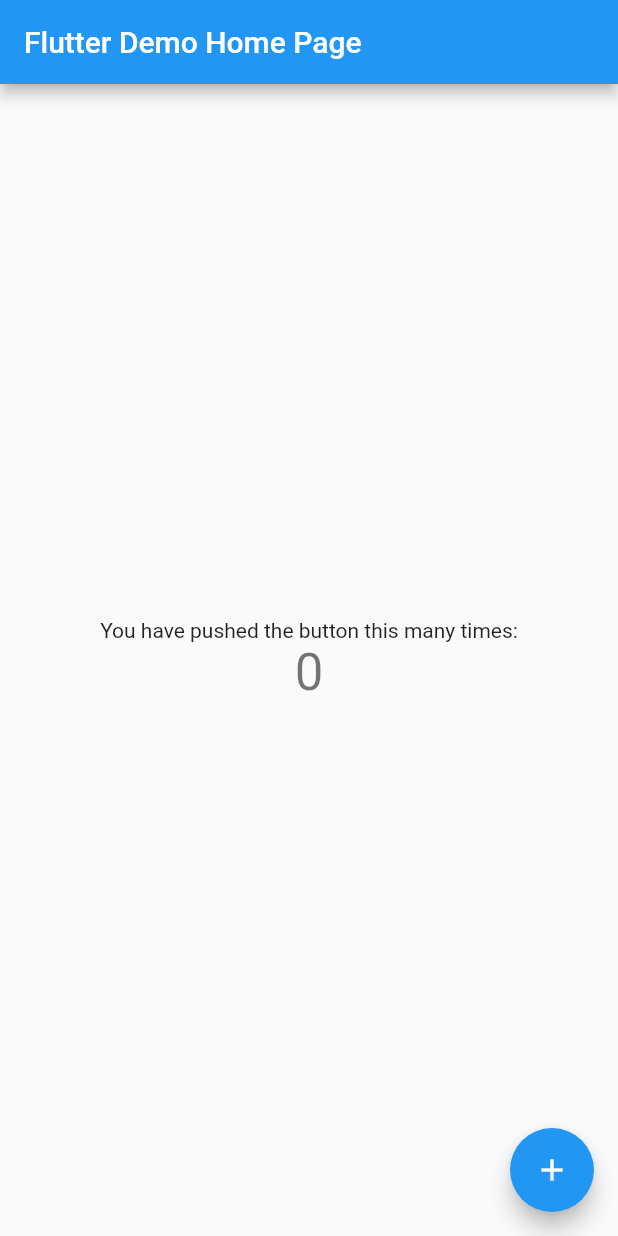
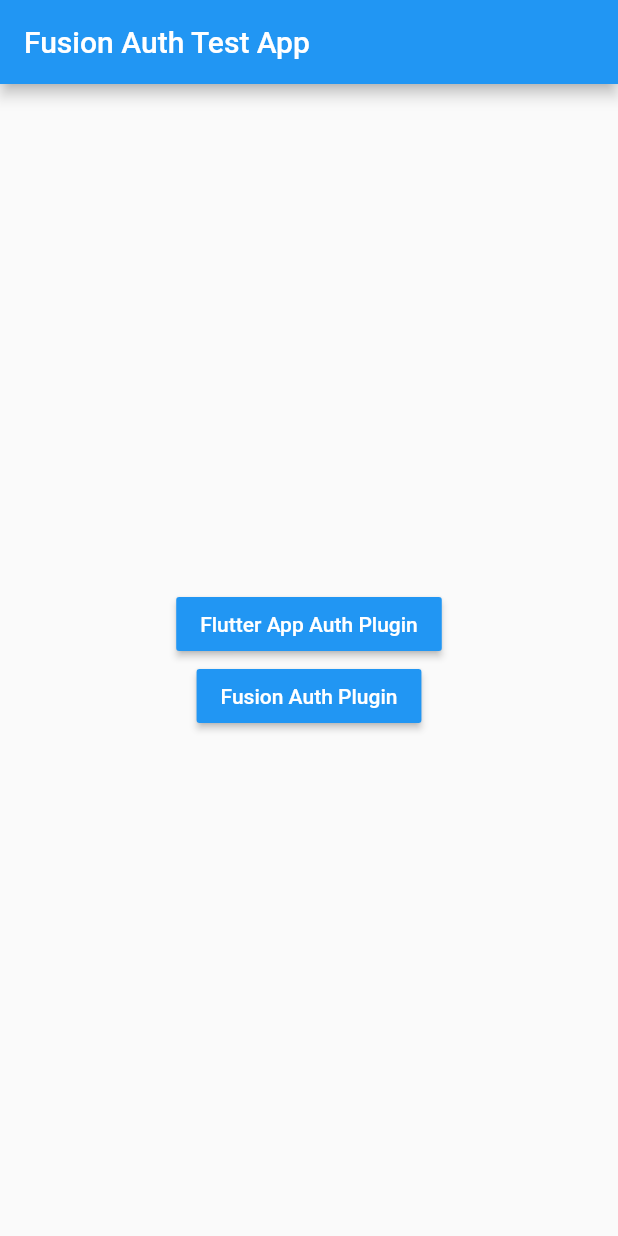
Before and after one commit to williamnkosi/oauth-example-app, a Flutter app: the screen it shows after launch, on a phone screen of 412 x 824 dp. Run offline on Flutter 3.47's test engine with Material 2 defaults, Android fonts, the phone set to English and light mode, and no system bars.

Commit message:
Added plugins, created pages for AppAuth and FusionAuth

```diff
--- a/lib/main.dart
+++ b/lib/main.dart
@@ -1,4 +1,6 @@
 import 'package:flutter/material.dart';
+import 'package:oauth_example_app/app_auth_plugin_page.dart';
+import 'package:oauth_example_app/fusion_auth_plugin_page.dart';
 
 void main() {
   runApp(const MyApp());
@@ -6,110 +8,49 @@
 
 class MyApp extends StatelessWidget {
   const MyApp({Key? key}) : super(key: key);
-
-  // This widget is the root of your application.
   @override
   Widget build(BuildContext context) {
     return MaterialApp(
       title: 'Flutter Demo',
       theme: ThemeData(
-        // This is the theme of your application.
-        //
-        // Try running your application with "flutter run". You'll see the
-        // application has a blue toolbar. Then, without quitting the app, try
-        // changing the primarySwatch below to Colors.green and then invoke
-        // "hot reload" (press "r" in the console where you ran "flutter run",
-        // or simply save your changes to "hot reload" in a Flutter IDE).
-        // Notice that the counter didn't reset back to zero; the application
-        // is not restarted.
         primarySwatch: Colors.blue,
       ),
-      home: const MyHomePage(title: 'Flutter Demo Home Page'),
+      home: const MyHomePage(),
     );
   }
 }
 
-class MyHomePage extends StatefulWidget {
-  const MyHomePage({Key? key, required this.title}) : super(key: key);
-
-  // This widget is the home page of your application. It is stateful, meaning
-  // that it has a State object (defined below) that contains fields that affect
-  // how it looks.
-
-  // This class is the configuration for the state. It holds the values (in this
-  // case the title) provided by the parent (in this case the App widget) and
-  // used by the build method of the State. Fields in a Widget subclass are
-  // always marked "final".
-
-  final String title;
-
-  @override
-  State<MyHomePage> createState() => _MyHomePageState();
-}
-
-class _MyHomePageState extends State<MyHomePage> {
-  int _counter = 0;
-
-  void _incrementCounter() {
-    setState(() {
-      // This call to setState tells the Flutter framework that something has
-      // changed in this State, which causes it to rerun the build method below
-      // so that the display can reflect the updated values. If we changed
-      // _counter without calling setState(), then the build method would not be
-      // called again, and so nothing would appear to happen.
-      _counter++;
-    });
-  }
+class MyHomePage extends StatelessWidget {
+  const MyHomePage({Key? key}) : super(key: key);
 
   @override
   Widget build(BuildContext context) {
-    // This method is rerun every time setState is called, for instance as done
-    // by the _incrementCounter method above.
-    //
-    // The Flutter framework has been optimized to make rerunning build methods
-    // fast, so that you can just rebuild anything that needs updating rather
-    // than having to individually change instances of widgets.
     return Scaffold(
-      appBar: AppBar(
-        // Here we take the value from the MyHomePage object that was created by
-        // the App.build method, and use it to set our appbar title.
-        title: Text(widget.title),
-      ),
+      appBar: AppBar(title: const Text("Fusion Auth Test App")),
       body: Center(
-        // Center is a layout widget. It takes a single child and positions it
-        // in the middle of the parent.
-        child: Column(
-          // Column is also a layout widget. It takes a list of children and
-          // arranges them vertically. By default, it sizes itself to fit its
-          // children horizontally, and tries to be as tall as its parent.
-          //
-          // Invoke "debug painting" (press "p" in the console, choose the
-          // "Toggle Debug Paint" action from the Flutter Inspector in Android
-          // Studio, or the "Toggle Debug Paint" command in Visual Studio Code)
-          // to see the wireframe for each widget.
-          //
-          // Column has various properties to control how it sizes itself and
-          // how it positions its children. Here we use mainAxisAlignment to
-          // center the children vertically; the main axis here is the vertical
-          // axis because Columns are vertical (the cross axis would be
-          // horizontal).
-          mainAxisAlignment: MainAxisAlignment.center,
-          children: <Widget>[
-            const Text(
-              'You have pushed the button this many times:',
-            ),
-            Text(
-              '$_counter',
-              style: Theme.of(context).textTheme.headline4,
-            ),
-          ],
-        ),
-      ),
-      floatingActionButton: FloatingActionButton(
-        onPressed: _incrementCounter,
-        tooltip: 'Increment',
-        child: const Icon(Icons.add),
-      ), // This trailing comma makes auto-formatting nicer for build methods.
+          child: Column(
+        mainAxisAlignment: MainAxisAlignment.center,
+        children: [
+          MaterialButton(
+            onPressed: () {
+              Navigator.push(context,
+                  MaterialPageRoute(builder: (context) => AppAuthPage()));
+            },
+            color: Colors.blue,
+            textColor: Colors.white,
+            child: const Text("Flutter App Auth Plugin"),
+          ),
+          MaterialButton(
+            onPressed: () {
+              Navigator.push(context,
+                  MaterialPageRoute(builder: (context) => FusionAuthPage()));
+            },
+            color: Colors.blue,
+            textColor: Colors.white,
+            child: const Text("Fusion Auth Plugin"),
+          )
+        ],
+      )),
     );
   }
 }
--- a/pubspec.yaml
+++ b/pubspec.yaml
@@ -34,6 +34,8 @@
   # The following adds the Cupertino Icons font to your application.
   # Use with the CupertinoIcons class for iOS style icons.
   cupertino_icons: ^1.0.2
+  flutter_appauth: ^2.4.1
+  fusionauth_dart_client: ^1.34.0
 
 dev_dependencies:
   flutter_test:
```
Also changed, not shown: lib/app_auth_plugin_page.dart (added, +22 -0 lines), lib/fusion_auth_plugin_page.dart (added, +15 -0 lines), pubspec.lock, 1 other file.
